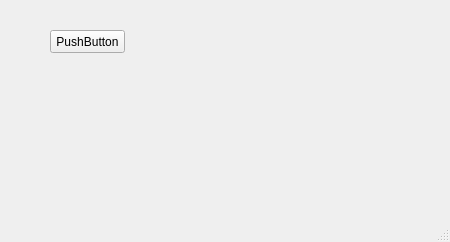
Qt form mainwindow.ui (Krasherr/Graphs) before a commit.
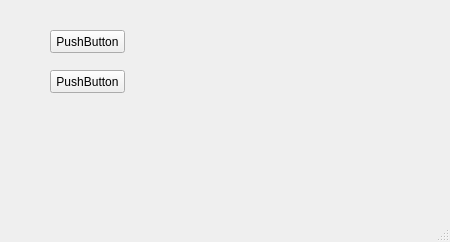
The same form after that commit.

```diff
--- a/mainwindow.ui
+++ b/mainwindow.ui
@@ -27,6 +27,19 @@
      <string>PushButton</string>
     </property>
    </widget>
+   <widget class="QPushButton" name="pushButton_2">
+    <property name="geometry">
+     <rect>
+      <x>50</x>
+      <y>70</y>
+      <width>75</width>
+      <height>23</height>
+     </rect>
+    </property>
+    <property name="text">
+     <string>PushButton</string>
+    </property>
+   </widget>
   </widget>
   <widget class="QMenuBar" name="menuBar">
    <property name="geometry">
```
